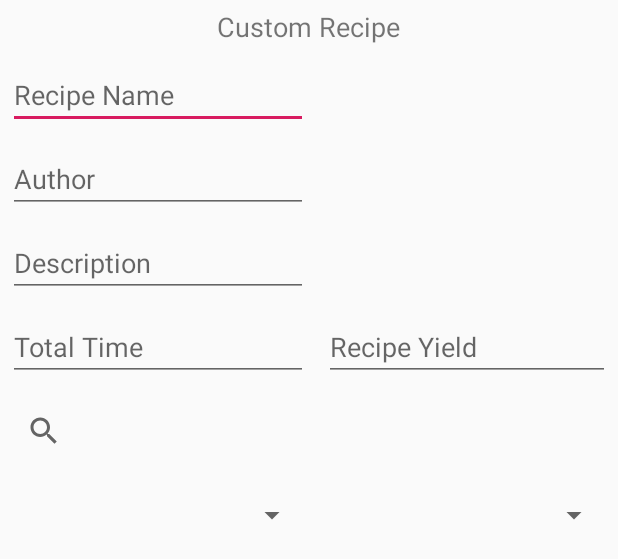
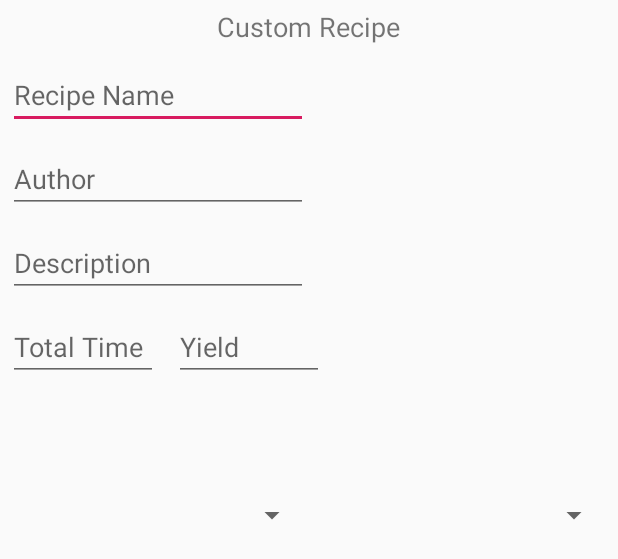
Before and after one commit to nerdyGinger/FoodManagementApp, an Android app: the layout custom_recipe_page_1.xml on its own in the app's theme, with its tools: preview values and no code run, on a phone screen of 412 x 824 dp. Shown: the top 559 px of the screen. Run offline under Robolectric (Android 15) with nearby library versions, the phone set to English and light mode, and no system bars.

Commit message:
initial stub of custom recipe dialog

```diff
--- a/app/src/main/AndroidManifest.xml
+++ b/app/src/main/AndroidManifest.xml
@@ -4,9 +4,9 @@
 
     <application
         android:allowBackup="true"
-        android:icon="@mipmap/ic_launcher"
+        android:icon="@mipmap/chef_launcher"
         android:label="@string/app_name"
-        android:roundIcon="@mipmap/ic_launcher_round"
+        android:roundIcon="@mipmap/chef_launcher_round"
         android:supportsRtl="true"
         android:theme="@style/AppTheme">
         <activity android:name=".MainActivity">
--- a/app/src/main/java/apps/nerdyginger/cleanplateclub/CustomRecipeDialog.java
+++ b/app/src/main/java/apps/nerdyginger/cleanplateclub/CustomRecipeDialog.java
@@ -35,9 +35,9 @@ public class CustomRecipeDialog extends DialogFragment {
 
     @Override
     public View onCreateView(LayoutInflater inflater, ViewGroup container, Bundle savedInstanceState) {
-        ViewGroup rootView = (ViewGroup) inflater.inflate(R.layout.custom_recipe_page_1, container, false);
-        View parentView = inflater.inflate(R.layout.add_custom_recipe, container, false);
-        pager = (ViewPager) parentView.findViewById(R.id.customRecipeViewPager);
+        View rootView = inflater.inflate(R.layout.add_custom_recipe, container, false);
+        //View parentView = inflater.inflate(R.layout.add_custom_recipe, container, false);
+        pager = (ViewPager) rootView.findViewById(R.id.customRecipeViewPager);
         pagerAdapter = new ScreenSlidePagerAdapter(getFragmentManager());
         pager.setAdapter(pagerAdapter);
         return rootView;
--- a/app/src/main/res/layout/custom_recipe_page_1.xml
+++ b/app/src/main/res/layout/custom_recipe_page_1.xml
@@ -46,30 +46,30 @@
 
     <EditText
         android:id="@+id/customRecipeTotalTime"
-        android:layout_width="200dp"
+        android:layout_width="100dp"
         android:layout_height="45dp"
         android:layout_margin="5dp"
         android:layout_below="@+id/customRecipeDescription"
         android:hint="Total Time"
         />
 
+    <EditText
+        android:id="@+id/customRecipeYield"
+        android:layout_width="100dp"
+        android:layout_height="45dp"
+        android:layout_margin="5dp"
+        android:layout_below="@+id/customRecipeDescription"
+        android:layout_toEndOf="@+id/customRecipeTotalTime"
+        android:hint="Yield"
+        />
+
     <SearchView
         android:id="@+id/customRecipeKeywordsSearch"
-        android:layout_width="200dp"
+        android:layout_width="00dp"
         android:layout_height="45dp"
         android:layout_margin="5dp"
         android:layout_below="@+id/customRecipeTotalTime"
         android:queryHint="Keywords"
-        />
-
-    <EditText
-        android:id="@+id/customRecipeYield"
-        android:layout_width="200dp"
-        android:layout_height="45dp"
-        android:layout_margin="5dp"
-        android:layout_toEndOf="@+id/customRecipeTotalTime"
-        android:layout_alignBaseline="@+id/customRecipeTotalTime"
-        android:hint="Recipe Yield"
         />
 
     <com.google.android.material.chip.ChipGroup
--- /dev/null
+++ b/app/src/main/res/mipmap-anydpi-v26/chef_launcher.xml
@@ -0,0 +1,5 @@
+<?xml version="1.0" encoding="utf-8"?>
+<adaptive-icon xmlns:android="http://schemas.android.com/apk/res/android">
+    <background android:drawable="@color/chef_launcher_background"/>
+    <foreground android:drawable="@drawable/chef_launcher_foreground"/>
+</adaptive-icon>
--- /dev/null
+++ b/app/src/main/res/mipmap-anydpi-v26/chef_launcher_round.xml
@@ -0,0 +1,5 @@
+<?xml version="1.0" encoding="utf-8"?>
+<adaptive-icon xmlns:android="http://schemas.android.com/apk/res/android">
+    <background android:drawable="@color/chef_launcher_background"/>
+    <foreground android:drawable="@drawable/chef_launcher_foreground"/>
+</adaptive-icon>
--- /dev/null
+++ b/app/src/main/res/values/chef_launcher_background.xml
@@ -0,0 +1,4 @@
+<?xml version="1.0" encoding="utf-8"?>
+<resources>
+    <color name="chef_launcher_background">#9BCBF5</color>
+</resources>
```
Also changed, not shown: app/src/main/res/drawable/chef_launcher_foreground.xml (added, +10 -0 lines), app/src/main/res/layout/add_custom_recipe.xml (+18 -0 lines), app/src/main/chef_launcher-web.png (added), app/src/main/res/mipmap-hdpi/chef_launcher.png (added), app/src/main/res/mipmap-hdpi/chef_launcher_round.png (added), app/src/main/res/mipmap-mdpi/chef_launcher.png (added), app/src/main/res/mipmap-mdpi/chef_launcher_round.png (added), app/src/main/res/mipmap-xhdpi/chef_launcher.png (added), app/src/main/res/mipmap-xhdpi/chef_launcher_round.png (added), app/src/main/res/mipmap-xxhdpi/chef_launcher.png (added), app/src/main/res/mipmap-xxhdpi/chef_launcher_round.png (added), app/src/main/res/mipmap-xxxhdpi/chef_launcher.png (added), app/src/main/res/mipmap-xxxhdpi/chef_launcher_round.png (added).
